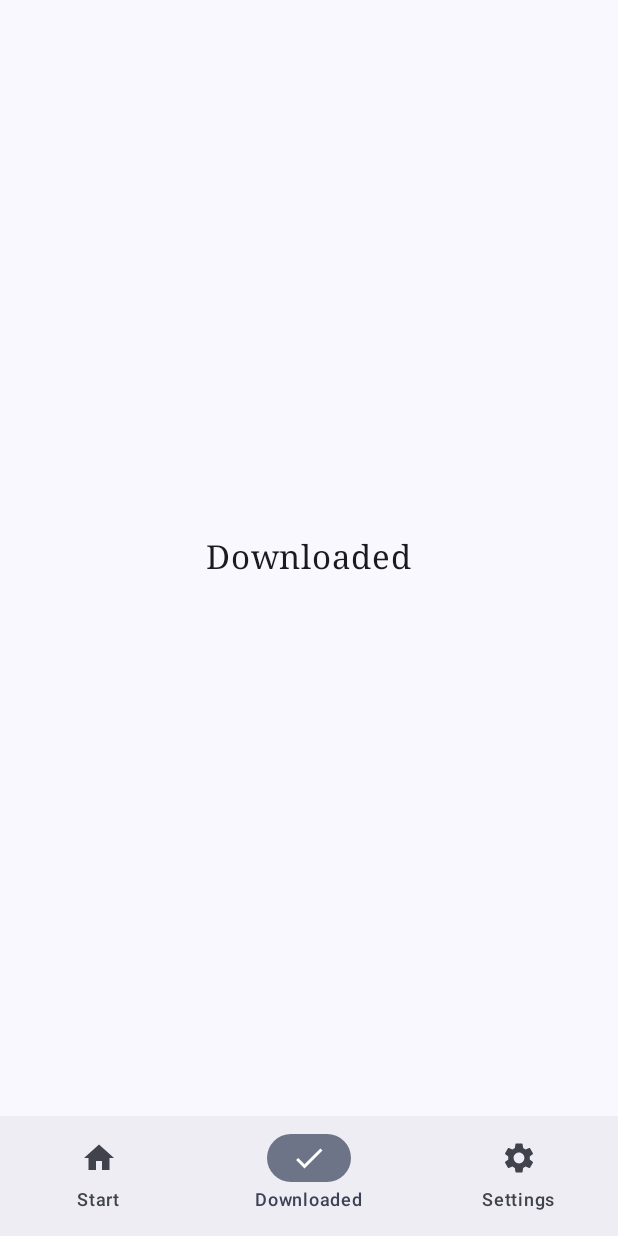
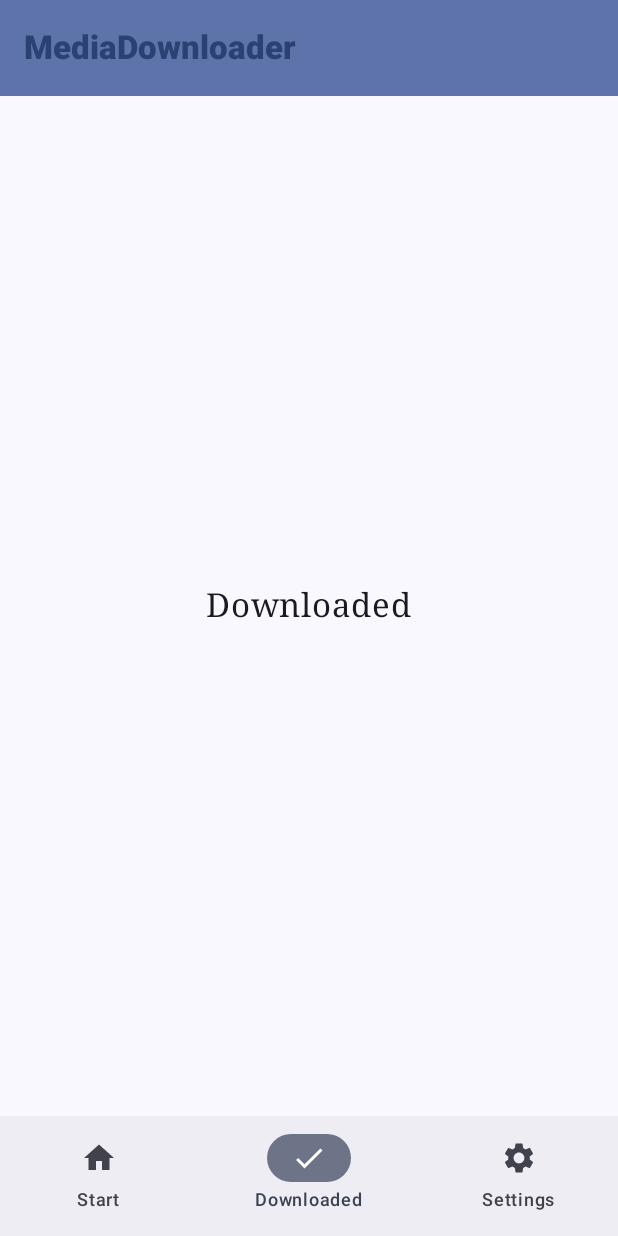
Before and after one commit to KilluaSSR/LofterDownloader, an Android app built with Jetpack Compose: the screen it shows after launch (MainActivity), item 2 of the bottom bar chosen, on a phone screen of 412 x 824 dp. Run offline under Robolectric (Android 15) with nearby library versions, the phone set to English and light mode, and no system bars; our stand-ins replace Dagger/Hilt's generated code, Room's generated code; 4 statements that could not run were skipped.

Commit message:
March 18

```diff
--- a/app/src/main/java/com/killua/mediadownloader/ImageDownloader.kt
+++ b/app/src/main/java/com/killua/mediadownloader/ImageDownloader.kt
@@ -11,8 +11,7 @@ import javax.inject.Inject
 import javax.inject.Singleton
 
 @Singleton
-class ImageDownloader @Inject constructor(private val context: Context) {
-
+class ImageDownloader @Inject constructor() {
     suspend fun downloadImage(imageURL: String): Bitmap? = withContext(Dispatchers.IO) {
         try {
             val url = URL(imageURL)
--- a/app/src/main/java/com/killua/mediadownloader/MainActivity.kt
+++ b/app/src/main/java/com/killua/mediadownloader/MainActivity.kt
@@ -1,29 +1,64 @@
 package com.killua.mediadownloader
 
+import android.Manifest.permission.READ_EXTERNAL_STORAGE
+import android.Manifest.permission.READ_MEDIA_IMAGES
+import android.annotation.SuppressLint
+import android.os.Build
 import android.os.Bundle
 import android.os.Handler
 import android.os.Looper
 import android.os.Message
 import androidx.activity.ComponentActivity
+import androidx.activity.compose.rememberLauncherForActivityResult
 import androidx.activity.compose.setContent
 import androidx.activity.enableEdgeToEdge
+import androidx.activity.result.contract.ActivityResultContracts
+import androidx.annotation.RequiresApi
 import androidx.compose.foundation.layout.fillMaxSize
 import androidx.compose.foundation.layout.padding
 import androidx.compose.material3.Scaffold
 import androidx.compose.material3.Text
 import androidx.compose.runtime.Composable
+import androidx.compose.runtime.DisposableEffect
 import androidx.compose.ui.Modifier
+import androidx.compose.ui.platform.LocalLifecycleOwner
 import androidx.compose.ui.tooling.preview.Preview
+import androidx.lifecycle.Lifecycle
+import androidx.lifecycle.LifecycleEventObserver
+import androidx.lifecycle.LifecycleObserver
 import com.killua.mediadownloader.navigation.AppNavigation
 import com.killua.mediadownloader.ui.theme.MediaDownloaderTheme
 import dagger.hilt.android.AndroidEntryPoint
+import javax.inject.Inject
 
 @AndroidEntryPoint
 class MainActivity : ComponentActivity() {
+    @Inject
+    lateinit var permissionDetect: PermissionDetect
+    @SuppressLint("NewApi")
     override fun onCreate(savedInstanceState: Bundle?) {
+        val buildVersion = Build.VERSION.SDK_INT
         super.onCreate(savedInstanceState)
         enableEdgeToEdge()
         setContent {
+                val imagePermissionLauncher = rememberLauncherForActivityResult(
+                    contract = ActivityResultContracts.RequestPermission(),
+                    onResult = {
+                    }
+                )
+            val lifecycleObserver = LocalLifecycleOwner.current
+            DisposableEffect(key1 = lifecycleObserver , effect = {
+                val observer = LifecycleEventObserver{_,event->
+                    if(event == Lifecycle.Event.ON_START && !permissionDetect.isImagePermissionGranted(buildVersion)){
+                       imagePermissionLauncher.launch(
+                           when(buildVersion>=33){
+                               true->READ_MEDIA_IMAGES
+                               false-> READ_EXTERNAL_STORAGE})
+                    }
+                }
+                lifecycleObserver.lifecycle.addObserver(observer)
+                onDispose { lifecycleObserver.lifecycle.removeObserver(observer) }
+            })
             MediaDownloaderTheme {
                 AppNavigation()
             }
--- /dev/null
+++ b/app/src/main/java/com/killua/mediadownloader/PermissionDetect.kt
@@ -0,0 +1,25 @@
+package com.killua.mediadownloader
+
+import android.Manifest.permission.READ_EXTERNAL_STORAGE
+import android.Manifest.permission.READ_MEDIA_IMAGES
+import android.content.Context
+import android.content.pm.PackageManager
+import android.os.Build
+import androidx.annotation.RequiresApi
+import androidx.core.content.ContextCompat
+import javax.inject.Inject
+import javax.inject.Singleton
+
+@Singleton
+class PermissionDetect @Inject constructor(private val context:Context){
+    @RequiresApi(Build.VERSION_CODES.TIRAMISU)
+    fun isImagePermissionGranted(buildVersion:Int):Boolean{
+        return ContextCompat.checkSelfPermission(
+            context,
+            when(buildVersion>=33){
+                true-> READ_MEDIA_IMAGES
+                false -> READ_EXTERNAL_STORAGE
+            }
+        )==PackageManager.PERMISSION_GRANTED
+    }
+}
--- a/app/src/main/java/com/killua/mediadownloader/ViewModel.kt
+++ b/app/src/main/java/com/killua/mediadownloader/ViewModel.kt
@@ -1,6 +1,7 @@
 package com.killua.mediadownloader
 
 import android.graphics.Bitmap
+import android.util.Log
 import androidx.lifecycle.ViewModel
 import androidx.lifecycle.viewModelScope
 import dagger.hilt.android.lifecycle.HiltViewModel
@@ -15,6 +16,7 @@ class LofterDownloadViewModel @Inject constructor(
 ) : ViewModel() {
     fun loadAndSaveImgs(url:String)=viewModelScope.launch {
         val imgUrls = imageLoader.fetchImgURLs(url)
+
         imgUrls.forEach { imageUrl->
             val bitmap = imageDownloader.downloadImage(imageUrl)
             bitmap?.let {
--- a/app/src/main/java/com/killua/mediadownloader/di/ContextProvider.kt
+++ b/app/src/main/java/com/killua/mediadownloader/di/ContextProvider.kt
@@ -1,5 +1,8 @@
 package  com.killua.mediadownloader.di
 import android.content.Context
+import com.killua.mediadownloader.ImageDownloader
+import com.killua.mediadownloader.ImageSaver
+import com.killua.mediadownloader.LofterLoadData
 import dagger.Module
 import dagger.Provides
 import dagger.hilt.InstallIn
--- a/app/src/main/java/com/killua/mediadownloader/navigation/AppNavigation.kt
+++ b/app/src/main/java/com/killua/mediadownloader/navigation/AppNavigation.kt
@@ -16,14 +16,18 @@ import androidx.navigation.compose.NavHost
 import androidx.navigation.compose.composable
 import androidx.navigation.compose.currentBackStackEntryAsState
 import androidx.navigation.compose.rememberNavController
+import com.killua.mediadownloader.LofterDownloadViewModel
+import com.killua.mediadownloader.LofterLoadData
 import com.killua.mediadownloader.screens.Downloaded
 import com.killua.mediadownloader.screens.Settings
 import com.killua.mediadownloader.screens.Start
+import com.killua.mediadownloader.ui.AppTopBar
 
 @Composable
 fun AppNavigation() {
     val navController = rememberNavController()
     Scaffold (
+        topBar = { AppTopBar()},
         bottomBar = {
             NavigationBar {
                 val navBackStackEntry by navController.currentBackStackEntryAsState()
--- a/app/src/main/java/com/killua/mediadownloader/screens/StartScreen.kt
+++ b/app/src/main/java/com/killua/mediadownloader/screens/StartScreen.kt
@@ -1,26 +1,64 @@
 package com.killua.mediadownloader.screens
 
+import android.content.Context
+import android.widget.Toast
+import androidx.compose.foundation.layout.Arrangement
 import androidx.compose.foundation.layout.Box
+import androidx.compose.foundation.layout.Column
+import androidx.compose.foundation.layout.Row
 import androidx.compose.foundation.layout.fillMaxSize
-import androidx.compose.material3.Text
 import androidx.compose.runtime.Composable
+import androidx.compose.runtime.getValue
+import androidx.compose.runtime.mutableStateOf
+import androidx.compose.runtime.remember
+import androidx.compose.runtime.rememberCoroutineScope
+import androidx.compose.runtime.setValue
 import androidx.compose.ui.Alignment
 import androidx.compose.ui.Modifier
-import androidx.compose.ui.text.font.FontFamily
-import androidx.compose.ui.unit.sp
-import com.killua.mediadownloader.navigation.Destinations
+import androidx.compose.ui.platform.LocalContext
+import androidx.compose.ui.platform.LocalSoftwareKeyboardController
+import androidx.hilt.navigation.compose.hiltViewModel
+import com.killua.mediadownloader.LofterDownloadViewModel
+import com.killua.mediadownloader.LofterLoadData
+import com.killua.mediadownloader.ui.items.StartPage.DownloadInputText
+import com.killua.mediadownloader.ui.items.StartPage.StartBotton
+import com.killua.mediadownloader.ui.items.StartPage.WelcomeText
+import dagger.hilt.android.lifecycle.HiltViewModel
+import kotlinx.coroutines.launch
+import javax.inject.Inject
 
+//lofterDownloadViewModel: LofterDownloadViewModel = hiltViewModel()
 @Composable
-fun Start(){
-    Box(
-        modifier = Modifier.fillMaxSize(),
-        contentAlignment = Alignment.Center
-    )
-    {
-        Text(
-            text = Destinations.Start.name,
-            fontFamily = FontFamily.Serif,
-            fontSize = 22.sp
+fun Start(lofterDownloadViewModel: LofterDownloadViewModel = hiltViewModel()){
+    val localContext = LocalContext.current
+    var urlInput by remember {
+        mutableStateOf("")
+    }
+    val coroutineScope = rememberCoroutineScope()
+    val keyboardController = LocalSoftwareKeyboardController.current
+    Column(modifier = Modifier.fillMaxSize()) {
+        WelcomeText()
+        Row(
+            modifier = Modifier.fillMaxSize(),
+            verticalAlignment = Alignment.CenterVertically,
+            horizontalArrangement = Arrangement.Center
         )
+        {
+            DownloadInputText(urlInput = urlInput) { urlInput = it }
+            StartBotton {
+                keyboardController?.hide()
+                if(urlInput.isEmpty()){
+                    Toast.makeText(localContext,"Please enter someting before clicking me",Toast.LENGTH_SHORT).show()
+                }else{
+                    coroutineScope.launch {
+                        lofterDownloadViewModel.loadAndSaveImgs(urlInput)
+                    }
+                    //urlInput = ""
+                }
+
+            }
+
+        }
     }
+
 }
--- /dev/null
+++ b/app/src/main/java/com/killua/mediadownloader/ui/AppTopBar.kt
@@ -0,0 +1,33 @@
+package com.killua.mediadownloader.ui
+
+import androidx.compose.foundation.layout.Arrangement
+import androidx.compose.foundation.layout.Column
+import androidx.compose.material3.ExperimentalMaterial3Api
+import androidx.compose.material3.MaterialTheme
+import androidx.compose.material3.Text
+import androidx.compose.material3.TopAppBar
+import androidx.compose.material3.TopAppBarDefaults.topAppBarColors
+import androidx.compose.runtime.Composable
+import androidx.compose.ui.Alignment
+import androidx.compose.ui.Modifier
+import androidx.compose.ui.text.font.FontWeight
+import androidx.compose.ui.tooling.preview.Preview
+import com.killua.mediadownloader.R
+import com.killua.mediadownloader.navigation.AppNavigation
+
+@OptIn(ExperimentalMaterial3Api::class)
+@Composable
+fun AppTopBar(){
+    TopAppBar(
+        colors = topAppBarColors(
+            containerColor = MaterialTheme.colorScheme.primaryContainer,
+            titleContentColor = MaterialTheme.colorScheme.primary,
+        ),
+        title = {
+                Text(
+                    "MediaDownloader",
+                    fontWeight = FontWeight.ExtraBold
+                )
+        }
+    )
+}
--- a/build.gradle.kts
+++ b/build.gradle.kts
@@ -4,4 +4,5 @@ plugins {
     alias(libs.plugins.jetbrains.kotlin.android) apply false
     id("com.google.dagger.hilt.android") version "2.51" apply false
     alias(libs.plugins.android.library) apply false
+    id("com.google.devtools.ksp") version "1.9.20-1.0.14" apply false
 }
--- a/gradle/libs.versions.toml
+++ b/gradle/libs.versions.toml
@@ -1,6 +1,6 @@
 [versions]
 agp = "8.4.0-alpha12"
-kotlin = "1.9.0"
+kotlin = "1.9.20"
 coreKtx = "1.12.0"
 junit = "4.13.2"
 junitVersion = "1.1.5"
```
Also changed, not shown: app/build.gradle.kts (+7 -8 lines), app/src/main/AndroidManifest.xml (+5 -2 lines), app/src/main/java/com/killua/mediadownloader/LofterLoadData.kt (+5 -5 lines), app/src/main/java/com/killua/mediadownloader/ui/items/StartPage/StartPageItems.kt (added, +102 -0 lines).
